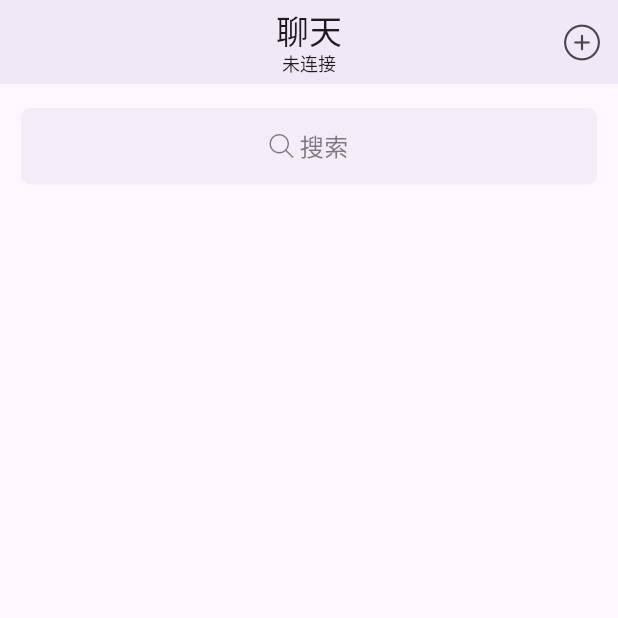
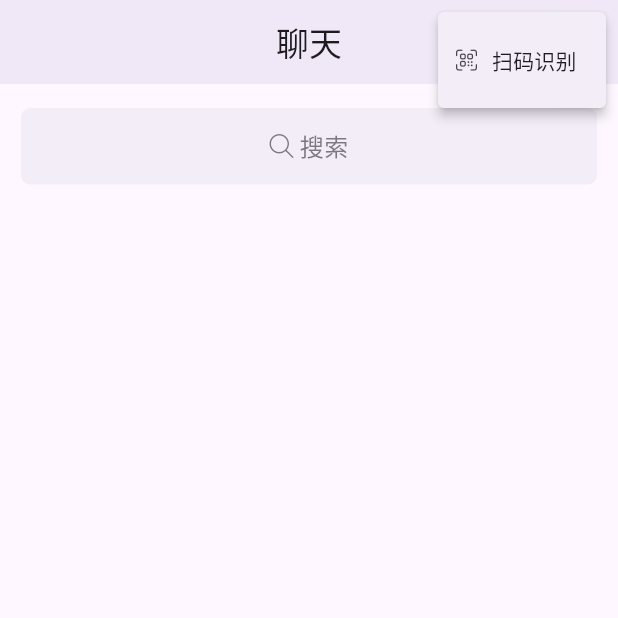
Before and after one commit to gswy/mobile, a Flutter app: the ChatPage screen opened directly, after a tap on an icon or button, on a phone screen of 412 x 824 dp, the top half of it. Run offline on Flutter 3.47's test engine with Material 3 defaults, Android fonts, the phone set to English and light mode, and no system bars; drawn by our look-alikes of toastification; our stand-ins replace device_info_plus, dio, drift, drift_flutter, flutter_slidable, get and 4 more; missing offline and left inert: dart:ffi; accounts and stored records are empty; generated files the repository leaves out were written again; statements that could not run were skipped.

Commit message:
会话逻辑

```diff
--- a/lib/cores/bases/base_auth.dart
+++ b/lib/cores/bases/base_auth.dart
@@ -6,24 +6,23 @@
 class BaseAuth extends GetxService {
 
   /// 用户信息
-  static final _mine = Rxn<Mine>(null);
+  static final mine = Rxn<Mine>(null);
 
   /// 用户标识
-  static int? get id => _mine.value?.id;
-
-  /// 用户信息
-  static Mine? get mine => _mine.value;
+  static int? get id => mine.value?.id;
 
   /// 用户头像
-  static String? get avatar => _mine.value?.avatar;
+  static String? get avatar => mine.value?.avatar;
 
   /// 用户昵称
-  static String? get nickname => _mine.value?.nickname;
+  static String? get nickname => mine.value?.nickname;
+
+  /// 用户账号
+  static String? get username => mine.value?.username;
 
   /// 初始获取
   Future<void> init () async {
-    final mine = await MineApis.getMine();
-    _mine.value = mine;
+    mine.value = await MineApis.getMine();
   }
 
 }
--- a/lib/ctrls/main/chat_ctrl.dart
+++ b/lib/ctrls/main/chat_ctrl.dart
@@ -1,6 +1,8 @@
 
+import 'package:app/cores/bases/base_auth.dart';
 import 'package:app/cores/bases/base_conn.dart';
 import 'package:app/cores/bases/base_ctrl.dart';
+import 'package:app/cores/drift/datas/db.dart';
 import 'package:app/model/chat.dart';
 import 'package:app/datas/http/apis/chat_apis.dart';
 import 'package:flutter/cupertino.dart';
@@ -12,13 +14,17 @@
   /// 页面滚动
   final scroll = ScrollController();
 
-  ///
+  /// 加载结果
   final message = ''.obs;
 
+  /// 加载状态
   final loading = false.obs;
 
   /// 连接状态
   final _conn = Get.find<BaseConn>();
+
+  ///
+  final subtitle = ''.obs;
 
   /// 是否连接
   RxBool get connect => _conn.connect;
@@ -35,13 +41,20 @@
   /// 加载会话
   @override void onInit() {
     super.onInit();
-    loadChatPage();
+    /// 监听变化
+    DB.dao.listChat(BaseAuth.id!).listen((data) {
+      chatList.assignAll(data);
+    });
     scroll.addListener(() {
       final pos = scroll.position;
       if (pos.pixels >= pos.maxScrollExtent - 200) {
         loadChatPage(page: _chatCurr.value + 1);
       }
     });
+  }
+
+  Future<void> remove(String sn) async {
+    DB.dao.omitChat(sn);
   }
 
   /// 刷新用户
@@ -68,11 +81,7 @@
     _chatPage.value = res.pageNum;    // 总页数
 
     /// 数据展示
-    if (refresh) {
-      chatList.value = res.data;
-    } else {
-      chatList.addAll(res.data);
-    }
+    DB.dao.saveChatList(res.data);
 
     loading.value = false;
   }
--- a/lib/ctrls/main/room_ctrl.dart
+++ b/lib/ctrls/main/room_ctrl.dart
@@ -38,6 +38,10 @@
   @override
   void onInit() {
     chat.value = Get.arguments as Chat;
+    /// 进入页面则标记已读
+    chat.value?.unread = 0;
+    DB.dao.saveChat(chat.value!);
+    /// 监听数据变化
     DB.dao.listInfo(chat.value!.sn).listen((data) {
       infoList.assignAll(data);
     });
--- a/lib/model/chat.dart
+++ b/lib/model/chat.dart
@@ -5,34 +5,34 @@
 class Chat {
 
   /// 自增标识
-  final int? id;
+  int? id;
 
   /// 会话标识
-  final String sn;
+  String sn;
 
   /// 会话类型
-  final ChatType type;
+  ChatType type;
 
   /// 对方标识
-  final int targetId;
+  int targetId;
 
   /// 我的标识
-  final int sourceId;
+  int sourceId;
 
   /// 会话名称
-  final String title;
+  String title;
 
   /// 会话头像
-  final String? avatar;
+  String? avatar;
 
   /// 未读数量
-  final int unread;
+  int unread;
 
   /// 消息内容
-  final String message;
+  String message;
 
   /// 消息时间
-  final int messageAt;
+  int messageAt;
 
   Chat({
     required this.id,
@@ -57,7 +57,7 @@
     sourceId: json["sourceId"],
     title: json["title"],
     avatar: json["avatar"],
-    unread: 1,
+    unread: 0,
     message: json["message"],
     messageAt: json["messageAt"],
   );
--- a/lib/pages/main/home/chat_page.dart
+++ b/lib/pages/main/home/chat_page.dart
@@ -1,14 +1,12 @@
 import 'package:app/cores/bases/base_view.dart';
-import 'package:app/model/chat.dart';
 import 'package:app/cores/utils/date_util.dart';
 import 'package:app/cores/utils/icon_util.dart';
 import 'package:app/ctrls/main/chat_ctrl.dart';
-import 'package:app/ctrls/main/home_ctrl.dart';
 import 'package:app/route/comm/comm_route.dart';
 import 'package:app/route/main/main_route.dart';
 import 'package:flutter/material.dart';
+import 'package:flutter_slidable/flutter_slidable.dart';
 import 'package:get/get.dart';
-import 'package:intl/intl.dart';
 
 /// 聊天页面
 class ChatPage extends BaseView<ChatCtrl> {
@@ -19,17 +17,7 @@
     return Scaffold(
       appBar: AppBar(
         centerTitle: true,
-        title: Obx(() {
-          return Column(
-            children: [
-              Text("聊天"),
-              if (controller.loading.value)
-                Text('连接中', style: TextStyle(fontSize: 12)),
-              if (!controller.connect.value)
-                Text('未连接', style: TextStyle(fontSize: 12)),
-            ],
-          );
-        }),
+        title: Text('聊天'),
         actions: [
           PopupMenuButton(
             icon: Icon(IconUtil.plus),
@@ -58,7 +46,6 @@
         },
         child: CustomScrollView(
           slivers: [
-            // 通栏搜索框（作为滚动内容的一部分）
             SliverToBoxAdapter(child: _search(context)),
             Obx(
               () => SliverList(
@@ -113,12 +100,27 @@
 
   /// 聊天项目
   Widget _chatItem(BuildContext context, int index) {
+    final errBG = Theme.of(context).colorScheme.errorContainer;
     return Obx(() {
       final chat = controller.chatList[index];
 
       return Column(
         children: [
-          ListTile(
+          Slidable(
+            endActionPane: ActionPane(
+              extentRatio: 0.2,
+              motion: const DrawerMotion(),
+              children: [
+                SlidableAction(
+                  onPressed: (_) {
+                    controller.remove(chat.sn);
+                  },
+                  backgroundColor: errBG,
+                  label: '删除',
+                ),
+              ],
+            ),
+            child: ListTile(
               leading: CircleAvatar(child: Text(chat.title.substring(0, 1))),
               title: Column(
                 mainAxisSize: MainAxisSize.min,
@@ -178,6 +180,7 @@
               ),
               titleAlignment: ListTileTitleAlignment.center,
             ),
+          ),
           if (index < controller.chatList.length - 1)
             Divider(height: 0.1, thickness: 0.1),
         ],
--- a/lib/pages/main/home/mine_page.dart
+++ b/lib/pages/main/home/mine_page.dart
@@ -43,13 +43,13 @@
                               spacing: 14,
                               children: [
                                 Text(
-                                  '测试',
+                                  '${BaseAuth.nickname}',
                                   style: TextStyle(
                                     fontSize: 20,
                                     fontWeight: FontWeight.bold,
                                   ),
                                 ),
-                                Text('账号:测试', style: TextStyle(fontSize: 16)),
+                                Text('账号:${BaseAuth.username}', style: TextStyle(fontSize: 16)),
                               ],
                             ),
                             IconButton(onPressed: () {
--- a/pubspec.yaml
+++ b/pubspec.yaml
@@ -104,6 +104,7 @@
 
   # TDesign: https://pub.dev/packages/tdesign_flutter/
   tdesign_flutter: ^0.2.6
+  flutter_slidable: ^3.1.2
 
 
 
```
Also changed, not shown: lib/binds/main/home_bind.dart (+4 -4 lines), lib/cores/bases/base_conn.dart (+15 -1 lines), lib/cores/dicts/news_dict.dart (+2 -11 lines), lib/cores/drift/datas/drift_model.dart (+69 -5 lines), lib/model/info.dart (+14 -1 lines), pubspec.lock. Lines whose indentation alone changed are shown as unchanged.
